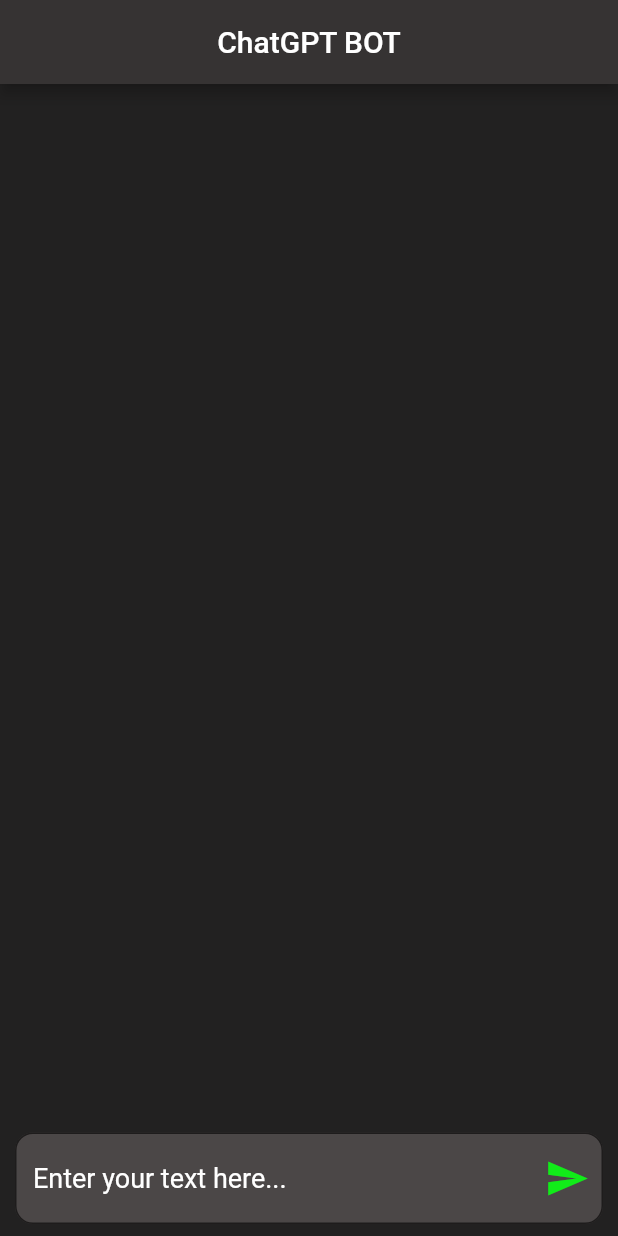
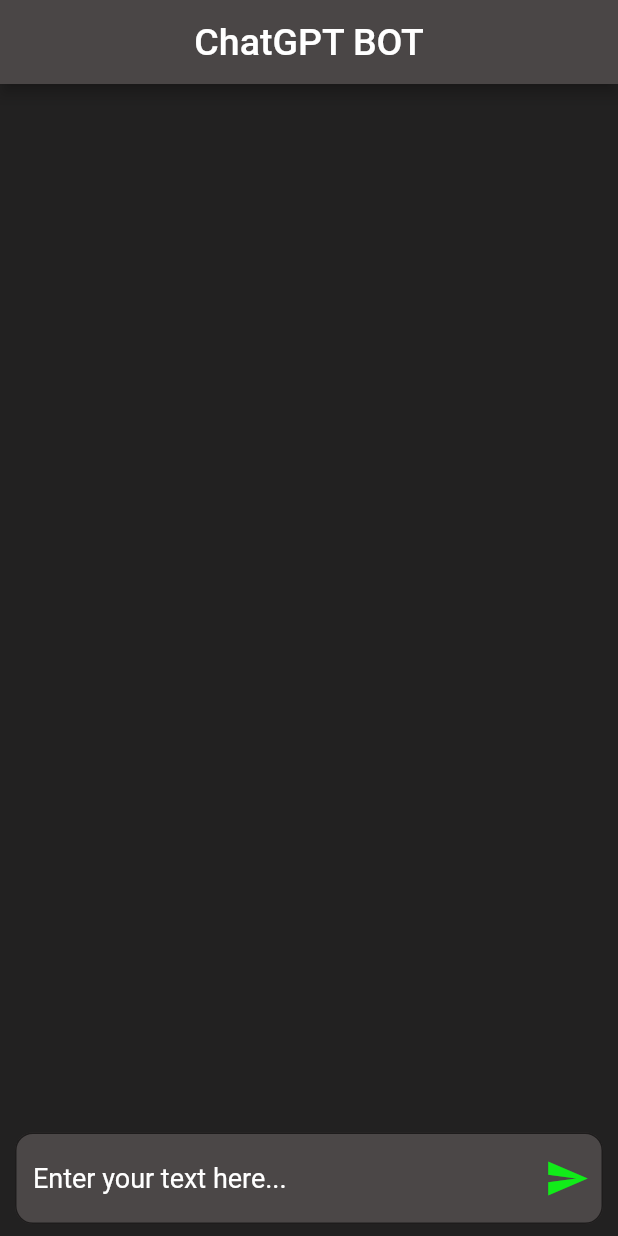
Before and after one commit to ank809/Chatter_AI, a Flutter app: the screen it shows after launch, on a phone screen of 412 x 824 dp. Run offline on Flutter 3.47's test engine with Material 2 defaults, Android fonts, the light colour scheme and no system bars; missing offline and left inert: chat_gpt_sdk.

Commit message:
ui updated

```diff
--- a/lib/chatScreen.dart
+++ b/lib/chatScreen.dart
@@ -75,8 +75,8 @@
   Widget build(BuildContext context) {
     return Scaffold(
       appBar: AppBar(
-        title: Text('ChatGPT BOT'),
-        backgroundColor: const Color.fromARGB(255, 54, 51, 51),
+        title: Text('ChatGPT BOT', style: TextStyle(fontSize: 25.0),),
+        backgroundColor: Color.fromARGB(255, 74, 70, 70),
         centerTitle: true,
       ),
       body: Container(
```
